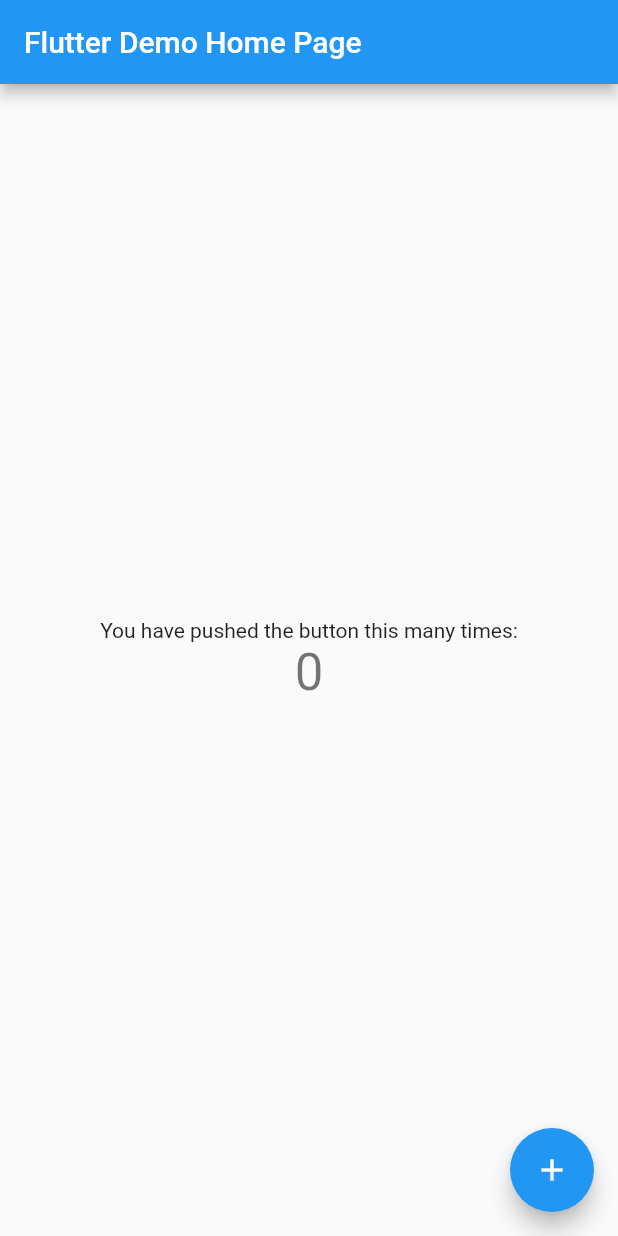
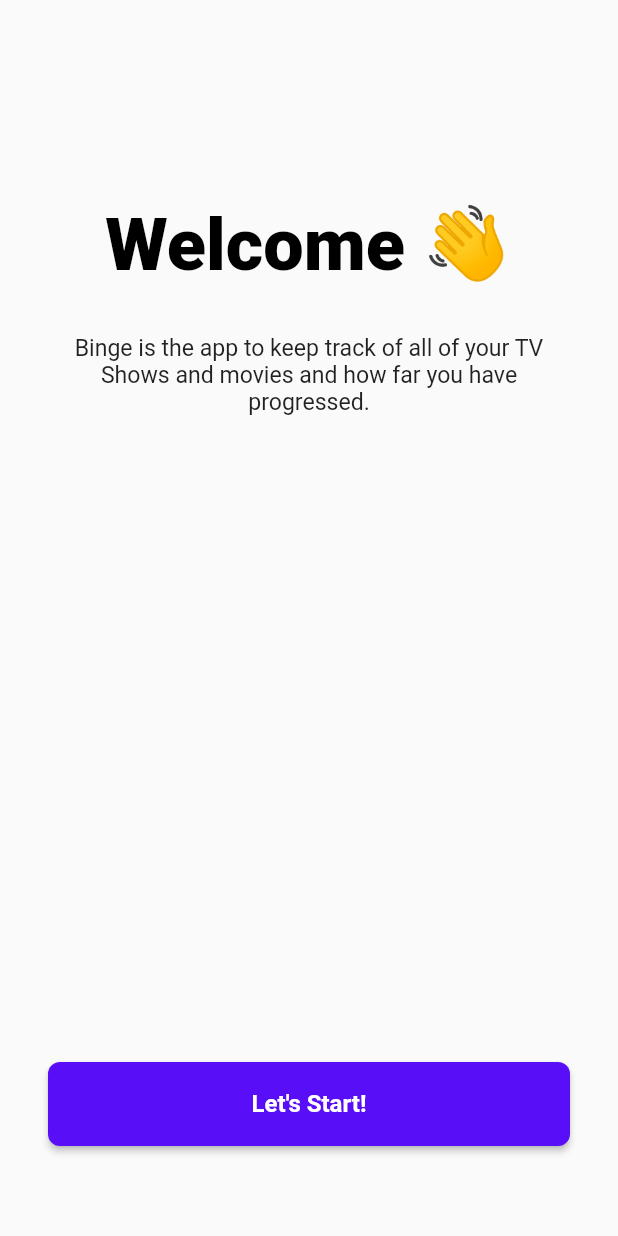
Before and after one commit to Akisan98/Binge, a Flutter app: the screen it shows after launch, on a phone screen of 412 x 824 dp. Run offline on Flutter 3.47's test engine with Material 2 defaults, Android fonts, the phone set to English and light mode, and no system bars.

Commit message:
FEAT: StartPage

```diff
--- a/lib/main.dart
+++ b/lib/main.dart
@@ -1,115 +1,194 @@
 import 'package:flutter/material.dart';
 
-void main() {
-  runApp(const MyApp());
+Future<void> main() async {
+  // await dotenv.load(fileName: ".env");
+  runApp(const Binge());
 }
 
-class MyApp extends StatelessWidget {
-  const MyApp({Key? key}) : super(key: key);
+class Binge extends StatelessWidget {
+  const Binge({Key? key}) : super(key: key);
 
-  // This widget is the root of your application.
+  final Color purple = const Color.fromARGB(255, 88, 14, 247);
+  final Color white = const Color.fromARGB(255, 255, 255, 255);
+  final Color black = const Color.fromARGB(255, 0, 0, 0);
+
+  final Color dark = const Color.fromARGB(255, 27, 28, 33);
+  final Color light = const Color.fromARGB(255, 238, 204, 215);
+
+  final TextStyle button = const TextStyle(
+    color: Colors.white,
+    fontSize: 16,
+    fontWeight: FontWeight.w600,
+  );
+
   @override
   Widget build(BuildContext context) {
     return MaterialApp(
-      title: 'Flutter Demo',
       theme: ThemeData(
-        // This is the theme of your application.
-        //
-        // Try running your application with "flutter run". You'll see the
-        // application has a blue toolbar. Then, without quitting the app, try
-        // changing the primarySwatch below to Colors.green and then invoke
-        // "hot reload" (press "r" in the console where you ran "flutter run",
-        // or simply save your changes to "hot reload" in a Flutter IDE).
-        // Notice that the counter didn't reset back to zero; the application
-        // is not restarted.
-        primarySwatch: Colors.blue,
+        // Light Theme
+        brightness: Brightness.light,
+        backgroundColor: light,
+        primaryColor: purple,
+        splashColor: Colors.black,
+        colorScheme: ColorScheme.fromSeed(
+          seedColor: purple,
+          secondary: dark,
+          tertiary: white,
+        ),
+        elevatedButtonTheme: ElevatedButtonThemeData(
+          style: ElevatedButton.styleFrom(
+            primary: purple,
+            minimumSize: const Size.fromHeight(56),
+            textStyle: button,
+            shape: RoundedRectangleBorder(
+              borderRadius: BorderRadius.circular(8),
+            ),
+          ),
+        ),
+        textTheme: TextTheme(
+          button: button,
+          overline: TextStyle(
+            color: white,
+            fontSize: 16,
+            fontWeight: FontWeight.w600,
+            letterSpacing: 0.5,
+          ), // button 2
+          headline1: TextStyle(
+            color: black,
+            fontSize: 48,
+            fontWeight: FontWeight.w900,
+          ),
+        ),
       ),
-      home: const MyHomePage(title: 'Flutter Demo Home Page'),
+      darkTheme: ThemeData(
+        // Dark Theme
+        backgroundColor: dark,
+        brightness: Brightness.dark,
+
+        primaryColor: purple,
+        colorScheme: ColorScheme.fromSeed(
+          seedColor: purple,
+          secondary: dark,
+          tertiary: white,
+          brightness: Brightness.dark,
+        ),
+        elevatedButtonTheme: ElevatedButtonThemeData(
+          style: ElevatedButton.styleFrom(
+            primary: purple,
+            minimumSize: const Size.fromHeight(56),
+            textStyle: button,
+            shape: RoundedRectangleBorder(
+              borderRadius: BorderRadius.circular(8),
+            ),
+          ),
+        ),
+        textTheme: TextTheme(
+          button: button,
+          overline: TextStyle(
+            color: purple,
+            fontSize: 16,
+            fontWeight: FontWeight.w600,
+            letterSpacing: 0.5,
+          ), // button 2
+          headline1: TextStyle(
+            color: white,
+            fontSize: 48,
+            fontWeight: FontWeight.w900,
+          ),
+        ),
+      ),
+      themeMode: ThemeMode.system,
+      debugShowCheckedModeBanner: true,
+      home: const LoginPage(),
     );
   }
 }
 
-class MyHomePage extends StatefulWidget {
-  const MyHomePage({Key? key, required this.title}) : super(key: key);
-
-  // This widget is the home page of your application. It is stateful, meaning
-  // that it has a State object (defined below) that contains fields that affect
-  // how it looks.
-
-  // This class is the configuration for the state. It holds the values (in this
-  // case the title) provided by the parent (in this case the App widget) and
-  // used by the build method of the State. Fields in a Widget subclass are
-  // always marked "final".
-
-  final String title;
-
-  @override
-  State<MyHomePage> createState() => _MyHomePageState();
-}
-
-class _MyHomePageState extends State<MyHomePage> {
-  int _counter = 0;
-
-  void _incrementCounter() {
-    setState(() {
-      // This call to setState tells the Flutter framework that something has
-      // changed in this State, which causes it to rerun the build method below
-      // so that the display can reflect the updated values. If we changed
-      // _counter without calling setState(), then the build method would not be
-      // called again, and so nothing would appear to happen.
-      _counter++;
-    });
-  }
+class MyHomePage extends StatelessWidget {
+  const MyHomePage({Key? key}) : super(key: key);
 
   @override
   Widget build(BuildContext context) {
-    // This method is rerun every time setState is called, for instance as done
-    // by the _incrementCounter method above.
-    //
-    // The Flutter framework has been optimized to make rerunning build methods
-    // fast, so that you can just rebuild anything that needs updating rather
-    // than having to individually change instances of widgets.
-    return Scaffold(
-      appBar: AppBar(
-        // Here we take the value from the MyHomePage object that was created by
-        // the App.build method, and use it to set our appbar title.
-        title: Text(widget.title),
-      ),
-      body: Center(
-        // Center is a layout widget. It takes a single child and positions it
-        // in the middle of the parent.
-        child: Column(
-          // Column is also a layout widget. It takes a list of children and
-          // arranges them vertically. By default, it sizes itself to fit its
-          // children horizontally, and tries to be as tall as its parent.
-          //
-          // Invoke "debug painting" (press "p" in the console, choose the
-          // "Toggle Debug Paint" action from the Flutter Inspector in Android
-          // Studio, or the "Toggle Debug Paint" command in Visual Studio Code)
-          // to see the wireframe for each widget.
-          //
-          // Column has various properties to control how it sizes itself and
-          // how it positions its children. Here we use mainAxisAlignment to
-          // center the children vertically; the main axis here is the vertical
-          // axis because Columns are vertical (the cross axis would be
-          // horizontal).
-          mainAxisAlignment: MainAxisAlignment.center,
-          children: <Widget>[
-            const Text(
-              'You have pushed the button this many times:',
-            ),
-            Text(
-              '$_counter',
-              style: Theme.of(context).textTheme.headline4,
-            ),
-          ],
+    return const Scaffold(
+      body: SafeArea(
+        child: Center(
+          child: Text("Hello World"),
         ),
       ),
-      floatingActionButton: FloatingActionButton(
-        onPressed: _incrementCounter,
-        tooltip: 'Increment',
-        child: const Icon(Icons.add),
-      ), // This trailing comma makes auto-formatting nicer for build methods.
     );
   }
 }
+
+class LoginPage extends StatelessWidget {
+  const LoginPage({Key? key}) : super(key: key);
+
+  @override
+  Widget build(BuildContext context) {
+    var theme = Theme.of(context);
+
+    return Scaffold(
+      body: SafeArea(
+        child: Center(
+          child: Padding(
+            padding: const EdgeInsets.fromLTRB(32, 135, 32, 60),
+            child: Column(
+              children: [
+                Text(
+                  "Welcome 👋",
+                  style: theme.textTheme.headline1,
+                ),
+                const Padding(
+                  padding: EdgeInsets.only(
+                    top: 32,
+                    left: 16,
+                    right: 16,
+                  ),
+                  child: Text(
+                    "Binge is the app to keep track of all of your TV Shows and movies and how far you have progressed.",
+                    textScaleFactor: 1.1,
+                    textAlign: TextAlign.center,
+                  ),
+                ),
+                const Spacer(),
+                ElevatedButton(
+                  onPressed: (() {
+                    ScaffoldMessenger.of(context).showSnackBar(
+                      const SnackBar(
+                        content: Text("Privacy is a good thing!"),
+                      ),
+                    );
+                  }),
+                  child: Text(
+                    "Let's Start!",
+                    style: theme.textTheme.button,
+                  ),
+                ),
+                // const SizedBox(
+                //   height: 18,
+                // ),
+                // ElevatedButton(
+                //   onPressed: (() {
+                //     ScaffoldMessenger.of(context).showSnackBar(
+                //       const SnackBar(
+                //         content: Text("No Support for web"),
+                //       ),
+                //     );
+                //   }),
+                //   child: Text(
+                //     "Sign in with Trakt",
+                //     style: theme.textTheme.overline,
+                //   ),
+                //   style: ElevatedButton.styleFrom(
+                //     primary: theme.brightness == Brightness.light
+                //         ? theme.colorScheme.secondary
+                //         : theme.colorScheme.tertiary,
+                //   ),
+                // ),
+              ],
+            ),
+          ),
+        ),
+      ),
+    );
+  }
+}
--- a/pubspec.yaml
+++ b/pubspec.yaml
@@ -3,7 +3,7 @@ description: A new Flutter project.
 
 # The following line prevents the package from being accidentally published to
 # pub.dev using `flutter pub publish`. This is preferred for private packages.
-publish_to: 'none' # Remove this line if you wish to publish to pub.dev
+publish_to: "none" # Remove this line if you wish to publish to pub.dev
 
 # The following defines the version and build number for your application.
 # A version number is three numbers separated by dots, like 1.2.43
@@ -30,7 +30,6 @@ dependencies:
   flutter:
     sdk: flutter
 
-
   # The following adds the Cupertino Icons font to your application.
   # Use with the CupertinoIcons class for iOS style icons.
   cupertino_icons: ^1.0.2
@@ -51,7 +50,6 @@ dev_dependencies:
 
 # The following section is specific to Flutter.
 flutter:
-
   # The following line ensures that the Material Icons font is
   # included with your application, so that you can use the icons in
   # the material Icons class.
```
Also changed, not shown: 1 other file.
